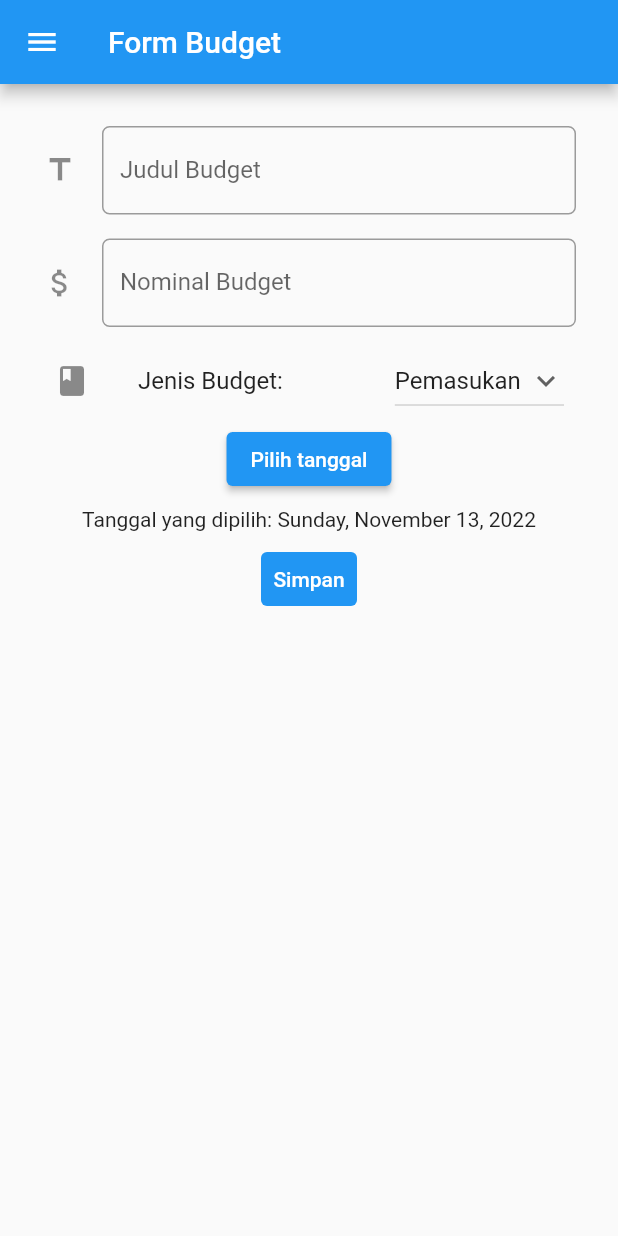
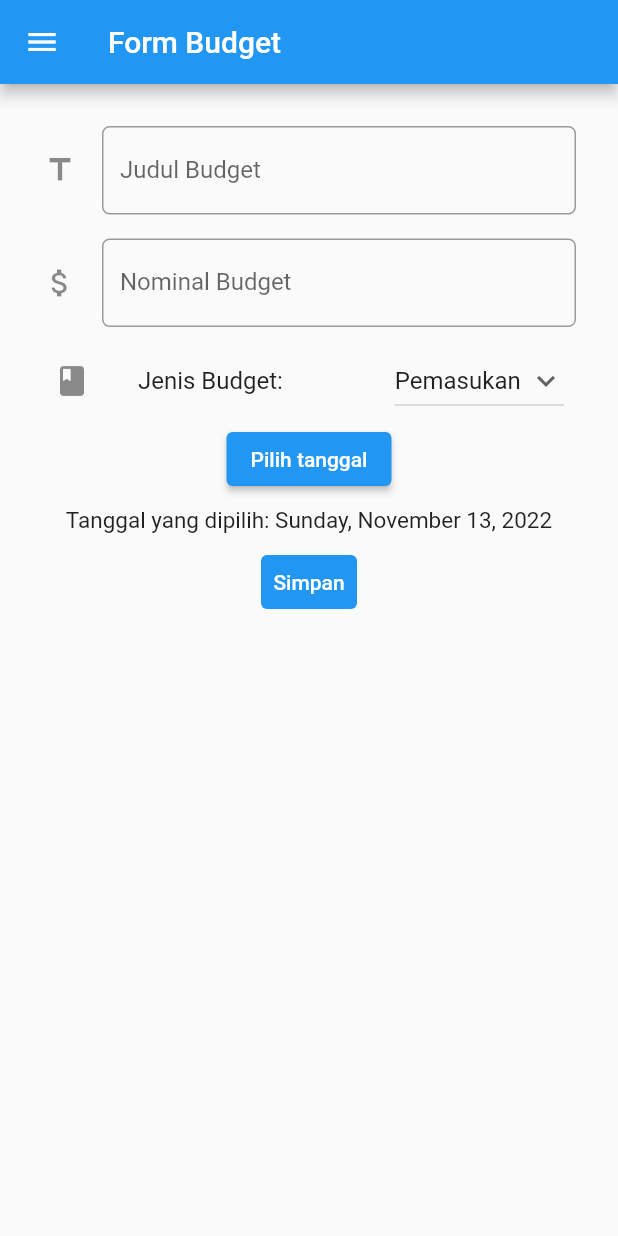
Before and after one commit to JohannesSetiawan/pbp-flutter-lab, a Flutter app: the screen it shows after launch, in the side drawer, after a tap on "Form Budget", on a phone screen of 412 x 824 dp. Run offline on Flutter 3.47's test engine with Material 2 defaults, Android fonts, the phone set to English and light mode, and no system bars.

Commit message:
Tugas 8: Perbaikan

```diff
--- a/counter_7/lib/budget.dart
+++ b/counter_7/lib/budget.dart
@@ -209,7 +209,7 @@ class _BudgetFormPageState extends State<BudgetFormPage> {
                 Padding(
                 // Menggunakan padding
                   padding: const EdgeInsets.all(8.0),
-                  child: Text('Tanggal yang dipilih: '+ DateFormat('EEEE, MMMM d, yyyy').format(tanggal)),
+                  child: Text('Tanggal yang dipilih: '+ DateFormat('EEEE, MMMM d, yyyy').format(tanggal), style: TextStyle(fontSize: 15)),
                 ),
 
                 TextButton(
@@ -352,7 +352,7 @@ class _BudgetDataPageState extends State<BudgetDataPage> {
                       padding: const EdgeInsets.all(8.0),
                       child: Align(
                         alignment: Alignment.topLeft,
-                        child: Text( 'Harri dan Tanggal: '+ DateFormat('EEEE, MMMM d, yyyy').format(TanggalBuat[index]), style: TextStyle(fontSize: 15),
+                        child: Text( 'Hari dan Tanggal: '+ DateFormat('EEEE, MMMM d, yyyy').format(TanggalBuat[index]), style: TextStyle(fontSize: 15),
                             textAlign: TextAlign.left),
                       ),
                     ),
```
